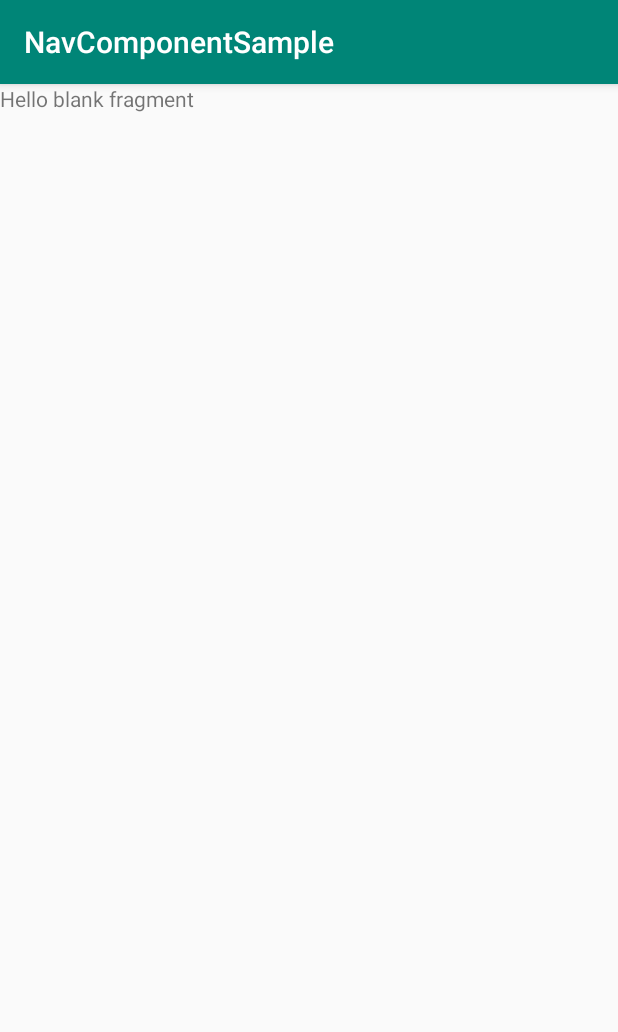
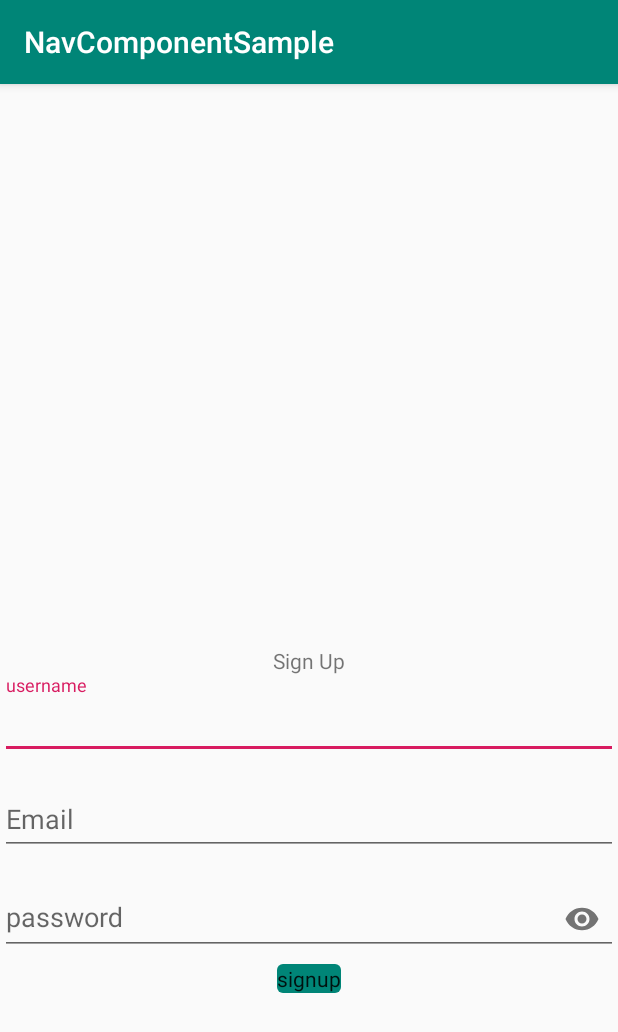
Before and after one commit to kulloveth/NavComponentSample, an Android app: the fragment SignUpFragment shown on its own in the app's theme, on a phone screen of 412 x 824 dp. Shown: the top 1032 px of the screen. Run offline under Robolectric (Android 15) with nearby library versions, the phone set to English and light mode, and no system bars.

Commit message:
used material design to create signup layout

```diff
--- a/app/src/main/res/layout/fragment_sign_up.xml
+++ b/app/src/main/res/layout/fragment_sign_up.xml
@@ -1,5 +1,6 @@
 <?xml version="1.0" encoding="utf-8"?>
-<FrameLayout xmlns:android="http://schemas.android.com/apk/res/android"
+<androidx.constraintlayout.widget.ConstraintLayout xmlns:android="http://schemas.android.com/apk/res/android"
+    xmlns:app="http://schemas.android.com/apk/res-auto"
     xmlns:tools="http://schemas.android.com/tools"
     android:layout_width="match_parent"
     android:layout_height="match_parent"
@@ -7,8 +8,65 @@
 
     <!-- TODO: Update blank fragment layout -->
     <TextView
+        android:layout_width="wrap_content"
+        android:layout_height="wrap_content"
+        android:text="Sign Up"
+        android:id="@+id/signup_text"
+        app:layout_constraintEnd_toEndOf="parent"
+        app:layout_constraintStart_toStartOf="parent"
+        app:layout_constraintTop_toTopOf="parent"
+        app:layout_constraintBottom_toBottomOf="parent"/>
+
+    <com.google.android.material.textfield.TextInputLayout
+        android:id="@+id/username_layout"
         android:layout_width="match_parent"
-        android:layout_height="match_parent"
-        android:text="@string/hello_blank_fragment" />
+        android:layout_height="wrap_content"
+        app:layout_constraintStart_toStartOf="parent"
+        app:layout_constraintTop_toBottomOf="@+id/signup_text">
 
-</FrameLayout>
+        <com.google.android.material.textfield.TextInputEditText
+            android:layout_width="match_parent"
+            android:layout_height="wrap_content"
+            android:hint="username" />
+    </com.google.android.material.textfield.TextInputLayout>
+
+    <com.google.android.material.textfield.TextInputLayout
+        android:id="@+id/email_layout"
+        android:layout_width="match_parent"
+        android:layout_height="wrap_content"
+        android:layout_marginTop="8dp"
+        app:layout_constraintStart_toStartOf="@id/username_layout"
+        app:layout_constraintTop_toBottomOf="@id/username_layout">
+
+        <com.google.android.material.textfield.TextInputEditText
+            android:layout_width="match_parent"
+            android:layout_height="wrap_content"
+            android:hint="Email"
+            android:inputType="textEmailAddress" />
+    </com.google.android.material.textfield.TextInputLayout>
+
+    <com.google.android.material.textfield.TextInputLayout
+        android:layout_width="match_parent"
+        android:layout_height="wrap_content"
+        android:id="@+id/password_layout"
+        android:layout_marginTop="8dp"
+        app:passwordToggleEnabled="true"
+        app:layout_constraintStart_toStartOf="@id/username_layout"
+        app:layout_constraintTop_toBottomOf="@id/email_layout">
+
+        <com.google.android.material.textfield.TextInputEditText
+            android:layout_width="match_parent"
+            android:layout_height="wrap_content"
+            android:hint="password"
+            android:inputType="textPassword" />
+    </com.google.android.material.textfield.TextInputLayout>
+
+
+    <com.google.android.material.button.MaterialButton
+        android:layout_width="wrap_content"
+        android:layout_height="wrap_content"
+        android:text="signup"
+        app:layout_constraintTop_toBottomOf="@id/password_layout"
+        app:layout_constraintStart_toStartOf="parent"
+        app:layout_constraintEnd_toEndOf="parent"/>
+</androidx.constraintlayout.widget.ConstraintLayout>
```
